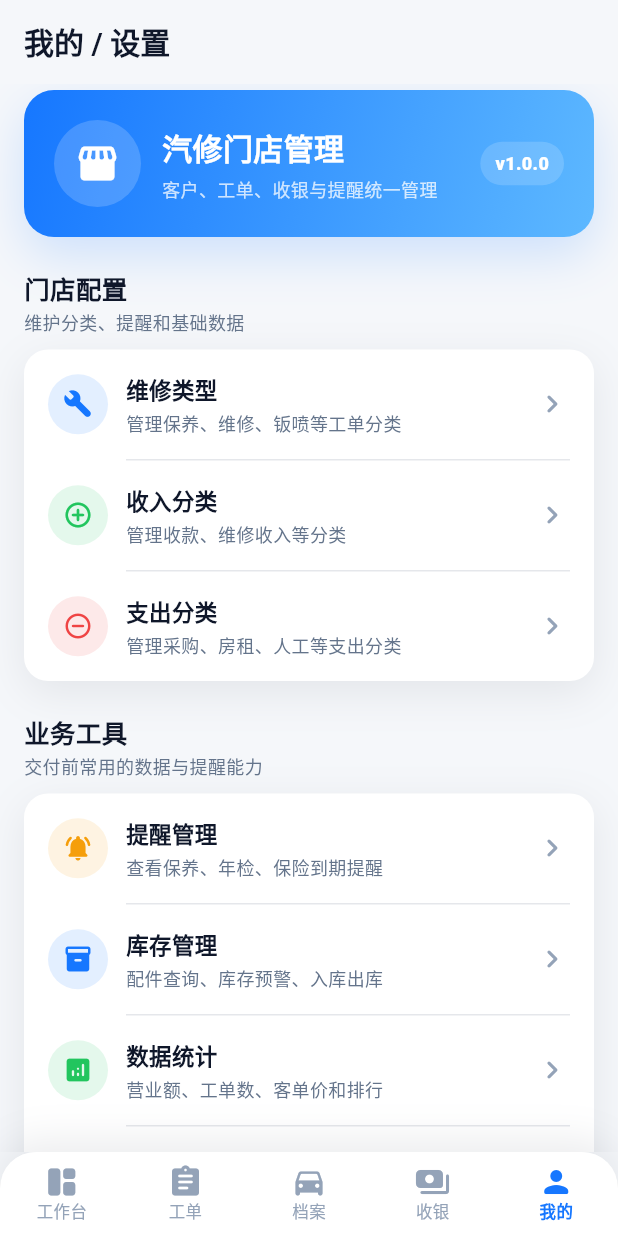
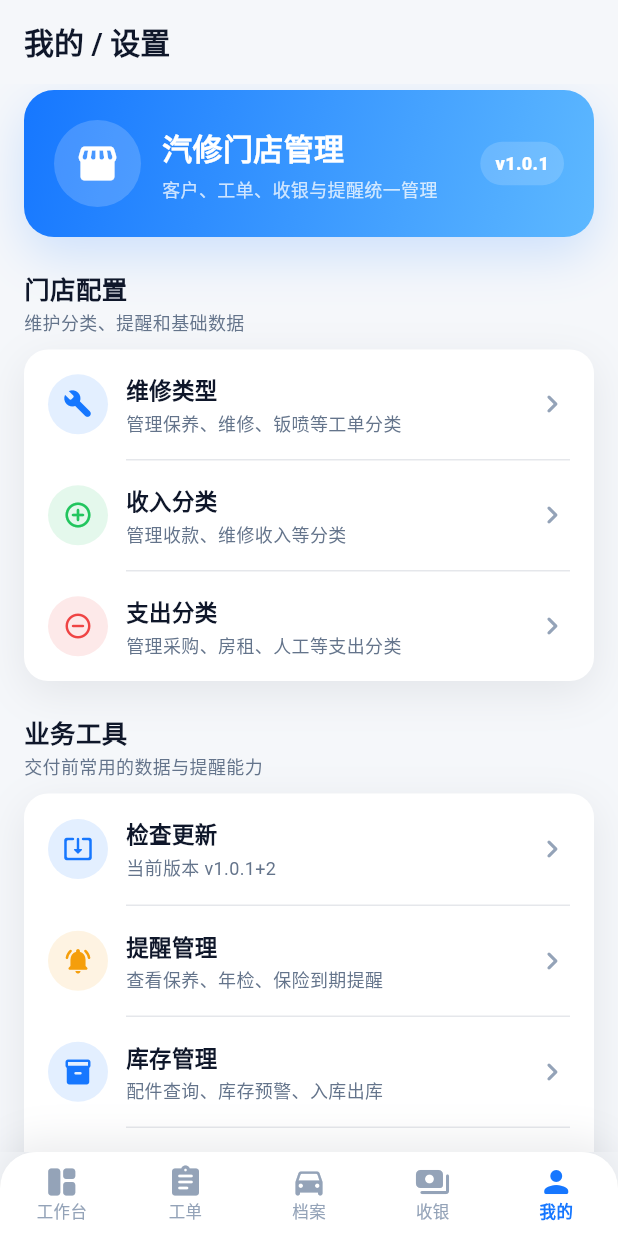
Before and after one commit to zhuyongdong1/vehicle-maintenance-app, a Flutter app: the SettingsPage screen opened by its route, on a phone screen of 412 x 824 dp. Run offline on Flutter 3.47's test engine with Material 3 defaults, Android fonts, the phone set to English and light mode, and no system bars; our stand-ins replace dio, go_router, image_picker, shimmer; network calls fail.

Commit message:
feat: add remote app update channel

```diff
--- /dev/null
+++ b/frontend/lib/core/api/app_update_api.dart
@@ -0,0 +1,67 @@
+import 'dart:convert';
+
+import 'package:dio/dio.dart';
+
+import '../config.dart';
+
+class AppUpdateInfo {
+  final String versionName;
+  final int versionCode;
+  final String apkUrl;
+  final String releaseNotes;
+  final bool required;
+  final String publishedAt;
+
+  AppUpdateInfo({
+    required this.versionName,
+    required this.versionCode,
+    required this.apkUrl,
+    required this.releaseNotes,
+    required this.required,
+    required this.publishedAt,
+  });
+
+  bool get hasUpdate => versionCode > AppConfig.appBuildNumber;
+
+  factory AppUpdateInfo.fromJson(Map<String, dynamic> json) {
+    return AppUpdateInfo(
+      versionName: json['version_name']?.toString() ?? '',
+      versionCode: _intValue(json['version_code']),
+      apkUrl: json['apk_url']?.toString() ?? '',
+      releaseNotes: _notesText(json['release_notes']),
+      required: json['required'] == true,
+      publishedAt: json['published_at']?.toString() ?? '',
+    );
+  }
+}
+
+class AppUpdateApi {
+  final Dio _dio = Dio(
+    BaseOptions(
+      connectTimeout: const Duration(seconds: 5),
+      receiveTimeout: const Duration(seconds: 15),
+    ),
+  );
+
+  Future<AppUpdateInfo> getLatest() async {
+    final res = await _dio.get(
+      AppConfig.updateManifestUrl,
+      options: Options(headers: {'Cache-Control': 'no-cache'}),
+    );
+    final data = res.data is String ? jsonDecode(res.data) : res.data;
+    return AppUpdateInfo.fromJson(Map<String, dynamic>.from(data as Map));
+  }
+}
+
+int _intValue(dynamic value) {
+  if (value is int) return value;
+  if (value is num) return value.toInt();
+  return int.tryParse(value?.toString() ?? '') ?? 0;
+}
+
+String _notesText(dynamic value) {
+  if (value is List) {
+    return value.map((item) => item.toString()).join('\n');
+  }
+  return value?.toString() ?? '';
+}
--- a/frontend/lib/core/config.dart
+++ b/frontend/lib/core/config.dart
@@ -9,5 +9,16 @@ class AppConfig {
   );
   static const String apiKey = String.fromEnvironment('API_KEY');
   static const String appName = '车辆维修管理';
-  static const String appVersion = '1.0.0';
+  static const String appVersion = String.fromEnvironment(
+    'APP_VERSION',
+    defaultValue: '1.0.1',
+  );
+  static const int appBuildNumber = int.fromEnvironment(
+    'APP_BUILD_NUMBER',
+    defaultValue: 2,
+  );
+  static const String updateManifestUrl = String.fromEnvironment(
+    'APP_UPDATE_MANIFEST_URL',
+    defaultValue: 'https://ulbooks.cn/downloads/app-version.json',
+  );
 }
--- a/frontend/lib/features/settings/settings_page.dart
+++ b/frontend/lib/features/settings/settings_page.dart
@@ -1,12 +1,23 @@
 import 'package:flutter/material.dart';
 import 'package:go_router/go_router.dart';
+import 'package:url_launcher/url_launcher.dart';
 
+import '../../core/api/app_update_api.dart';
 import '../../core/api/api_client.dart';
+import '../../core/config.dart';
 import '../../core/theme.dart';
 import '../../core/ui/app_ui.dart';
 
-class SettingsPage extends StatelessWidget {
+class SettingsPage extends StatefulWidget {
   const SettingsPage({super.key});
+
+  @override
+  State<SettingsPage> createState() => _SettingsPageState();
+}
+
+class _SettingsPageState extends State<SettingsPage> {
+  final _updateApi = AppUpdateApi();
+  bool _checkingUpdate = false;
 
   @override
   Widget build(BuildContext context) {
@@ -79,7 +90,7 @@ class SettingsPage extends StatelessWidget {
                     borderRadius: BorderRadius.circular(999),
                   ),
                   child: const Text(
-                    'v1.0.0',
+                    'v${AppConfig.appVersion}',
                     style: TextStyle(
                       color: Colors.white,
                       fontSize: 12,
@@ -127,6 +138,16 @@ class SettingsPage extends StatelessWidget {
           const SectionHeader(title: '业务工具', subtitle: '交付前常用的数据与提醒能力'),
           _buildGroup(
             children: [
+              _buildTile(
+                context: context,
+                icon: Icons.system_update_alt_rounded,
+                color: AppTheme.primary,
+                title: '检查更新',
+                subtitle: _checkingUpdate
+                    ? '正在检查新版本'
+                    : '当前版本 v${AppConfig.appVersion}+${AppConfig.appBuildNumber}',
+                onTap: _checkingUpdate ? () {} : () => _checkUpdate(context),
+              ),
               _buildTile(
                 context: context,
                 icon: Icons.notifications_active_rounded,
@@ -178,6 +199,74 @@ class SettingsPage extends StatelessWidget {
         ],
       ),
     );
+  }
+
+  Future<void> _checkUpdate(BuildContext context) async {
+    setState(() => _checkingUpdate = true);
+    try {
+      final info = await _updateApi.getLatest();
+      if (!context.mounted) return;
+      if (!info.hasUpdate) {
+        ScaffoldMessenger.of(context).showSnackBar(
+          SnackBar(content: Text('已是最新版 v${AppConfig.appVersion}')),
+        );
+        return;
+      }
+      await showDialog<void>(
+        context: context,
+        builder: (ctx) => AlertDialog(
+          title: Text('发现新版本 v${info.versionName}'),
+          content: Column(
+            mainAxisSize: MainAxisSize.min,
+            crossAxisAlignment: CrossAxisAlignment.start,
+            children: [
+              if (info.releaseNotes.isNotEmpty) Text(info.releaseNotes),
+              if (info.publishedAt.isNotEmpty) ...[
+                const SizedBox(height: 12),
+                Text(
+                  '发布时间：${info.publishedAt}',
+                  style: const TextStyle(
+                    color: AppTheme.textSecondary,
+                    fontSize: 12,
+                  ),
+                ),
+              ],
+            ],
+          ),
+          actions: [
+            TextButton(
+              onPressed: () => Navigator.pop(ctx),
+              child: Text(info.required ? '稍后安装' : '稍后'),
+            ),
+            FilledButton.icon(
+              onPressed: () async {
+                final url = Uri.parse(info.apkUrl);
+                final launched = await launchUrl(
+                  url,
+                  mode: LaunchMode.externalApplication,
+                );
+                if (ctx.mounted) Navigator.pop(ctx);
+                if (!launched && context.mounted) {
+                  ScaffoldMessenger.of(
+                    context,
+                  ).showSnackBar(const SnackBar(content: Text('无法打开更新下载地址')));
+                }
+              },
+              icon: const Icon(Icons.download_rounded),
+              label: const Text('下载更新'),
+            ),
+          ],
+        ),
+      );
+    } catch (e) {
+      if (context.mounted) {
+        ScaffoldMessenger.of(
+          context,
+        ).showSnackBar(SnackBar(content: Text('检查更新失败：$e')));
+      }
+    } finally {
+      if (mounted) setState(() => _checkingUpdate = false);
+    }
   }
 
   Future<void> _exportData(BuildContext context) async {
--- a/frontend/pubspec.yaml
+++ b/frontend/pubspec.yaml
@@ -1,7 +1,7 @@
 name: vehicle_app
 description: "车辆维修管理APP"
 publish_to: 'none'
-version: 1.0.0+1
+version: 1.0.1+2
 
 environment:
   sdk: ^3.9.0
@@ -19,6 +19,7 @@ dependencies:
   image_picker: ^1.1.2
   intl: ^0.20.2
   shimmer: ^3.0.0
+  url_launcher: ^6.3.2
 
 dev_dependencies:
   flutter_test:
```
Also changed, not shown: frontend/pubspec.lock, 2 other files.
